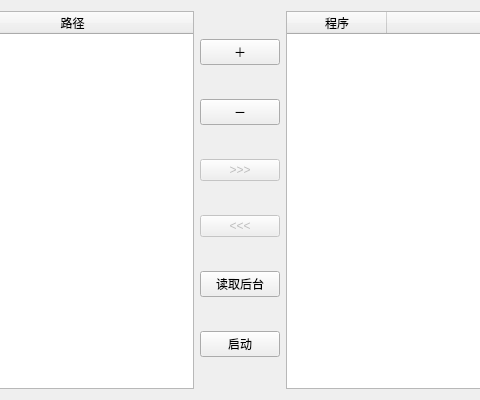
Above: resource/ui/StartWidget_UI.ui from TripleHHH-3/bootAssist before the change; both pictures show x 160 to 640 and y 0 to 400 of the 800 by 400 pixel window. Below: the same form after it.
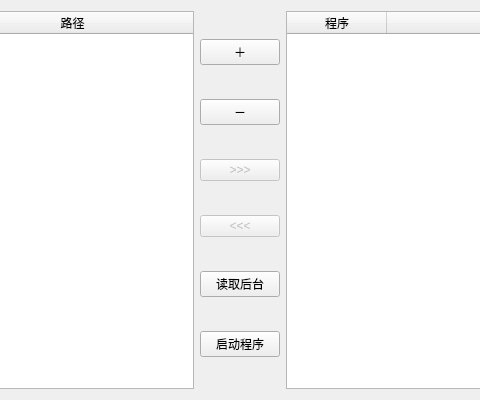
That is the form after the change.

Commit message: 修改按钮名称

The edit to the form file:
```diff
--- a/resource/ui/StartWidget_UI.ui
+++ b/resource/ui/StartWidget_UI.ui
@@ -113,7 +113,7 @@
      <item>
       <widget class="QPushButton" name="startBtn">
        <property name="text">
-        <string>启动</string>
+        <string>启动程序</string>
        </property>
       </widget>
      </item>
```
The commit also changes 1 other file.
